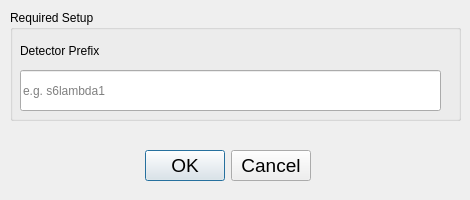
AdvancedPhotonSource/DashPVA, file src/dashpva/gui/pv_config.ui: the form before one commit.
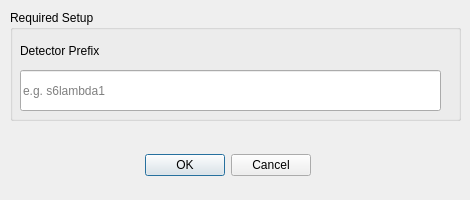
The form after the commit.

The edit to the form file:
```diff
--- a/src/dashpva/gui/pv_config.ui
+++ b/src/dashpva/gui/pv_config.ui
@@ -64,11 +64,6 @@
      <height>51</height>
     </rect>
    </property>
-   <property name="font">
-    <font>
-     <pointsize>14</pointsize>
-    </font>
-   </property>
    <property name="standardButtons">
     <set>QDialogButtonBox::Cancel|QDialogButtonBox::Ok</set>
    </property>
```
